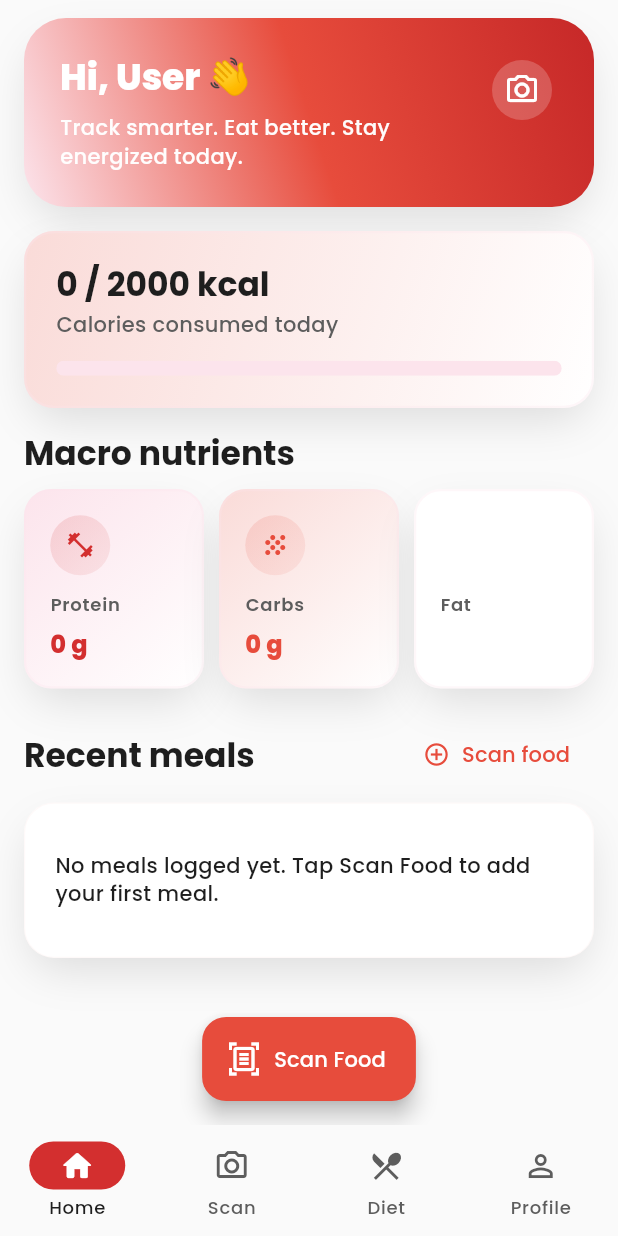
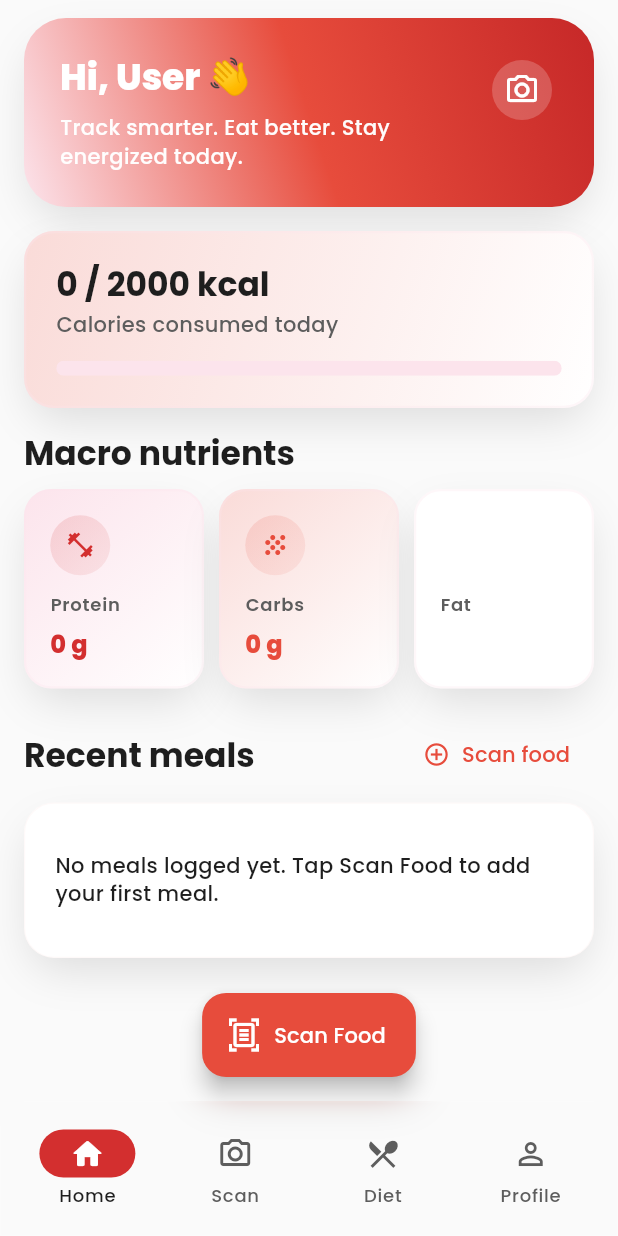
Before and after one commit to khamar21/Meal-Detector-, a Flutter app: the screen it shows after launch, on a phone screen of 412 x 824 dp. Run offline on Flutter 3.47's test engine with Material 3 defaults, Android fonts, the light colour scheme and no system bars; our stand-ins replace flutter_image_compress, flutter_riverpod, google_fonts, image_picker, shared_preferences, speech_to_text.

Commit message:
enahnced dashboard ui

```diff
--- a/lib/app/app_shell.dart
+++ b/lib/app/app_shell.dart
@@ -1,3 +1,4 @@
+import 'dart:ui';
 import 'package:flutter/material.dart';
 import 'package:flutter_riverpod/flutter_riverpod.dart';
 
@@ -40,11 +41,36 @@ class _AppShellState extends ConsumerState<AppShell> {
           children: _pages,
         ),
       ),
-      bottomNavigationBar: NavigationBar(
+      bottomNavigationBar: ClipRRect(
+        borderRadius: const BorderRadius.vertical(top: Radius.circular(20)),
+        child: BackdropFilter(
+          filter: ImageFilter.blur(sigmaX: 12, sigmaY: 12),
+          child: Container(
+            height: 90,
+            decoration: BoxDecoration(
+              gradient: LinearGradient(
+                colors: [
+                  Colors.white.withOpacity(0.06),
+                  Colors.white.withOpacity(0.10),
+                ],
+                begin: Alignment.topLeft,
+                end: Alignment.bottomRight,
+              ),
+              border: Border.all(color: Colors.white.withOpacity(0.12)),
+              color: Colors.white.withOpacity(0.04),
+            ),
+            child: Padding(
+              padding: const EdgeInsets.symmetric(
+                horizontal: 8.0,
+                vertical: 8.0,
+              ),
+              child: NavigationBar(
+                backgroundColor: Colors.transparent,
                 selectedIndex: _index,
-        height: 74,
+                height: 56,
                 animationDuration: const Duration(milliseconds: 300),
-        onDestinationSelected: (value) => setState(() => _index = value),
+                onDestinationSelected: (value) =>
+                    setState(() => _index = value),
                 destinations: const [
                   NavigationDestination(
                     icon: Icon(Icons.home_outlined),
@@ -68,6 +94,10 @@ class _AppShellState extends ConsumerState<AppShell> {
                   ),
                 ],
               ),
+            ),
+          ),
+        ),
+      ),
     );
   }
 }
```
Lines whose indentation alone changed are shown as unchanged.
